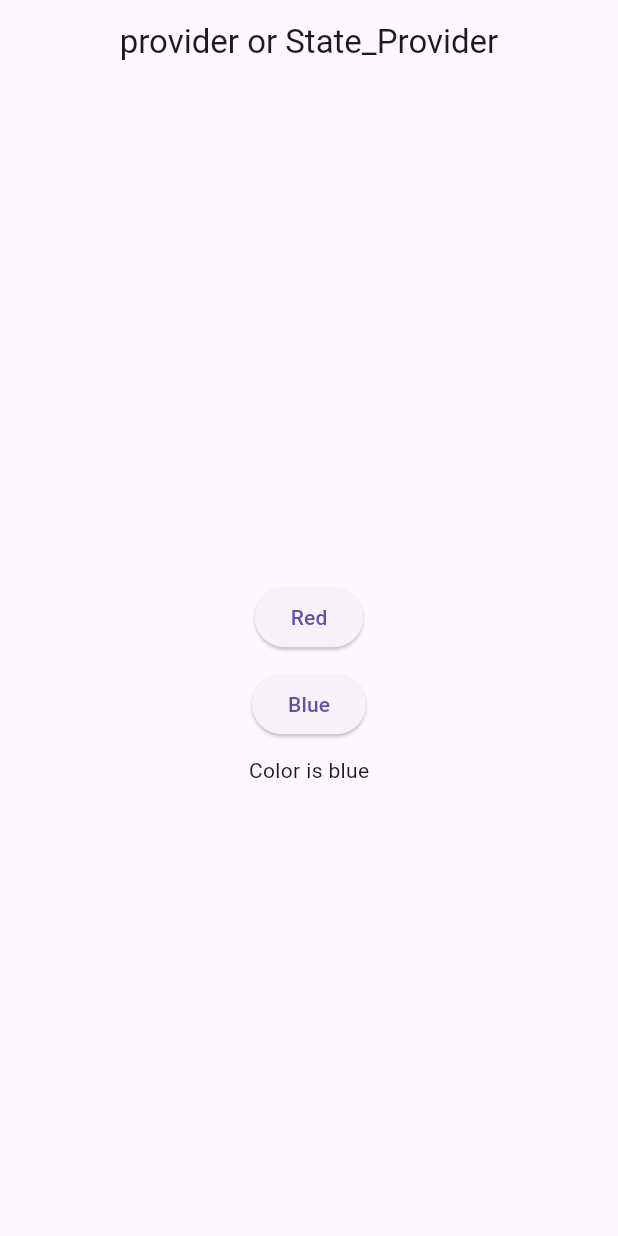
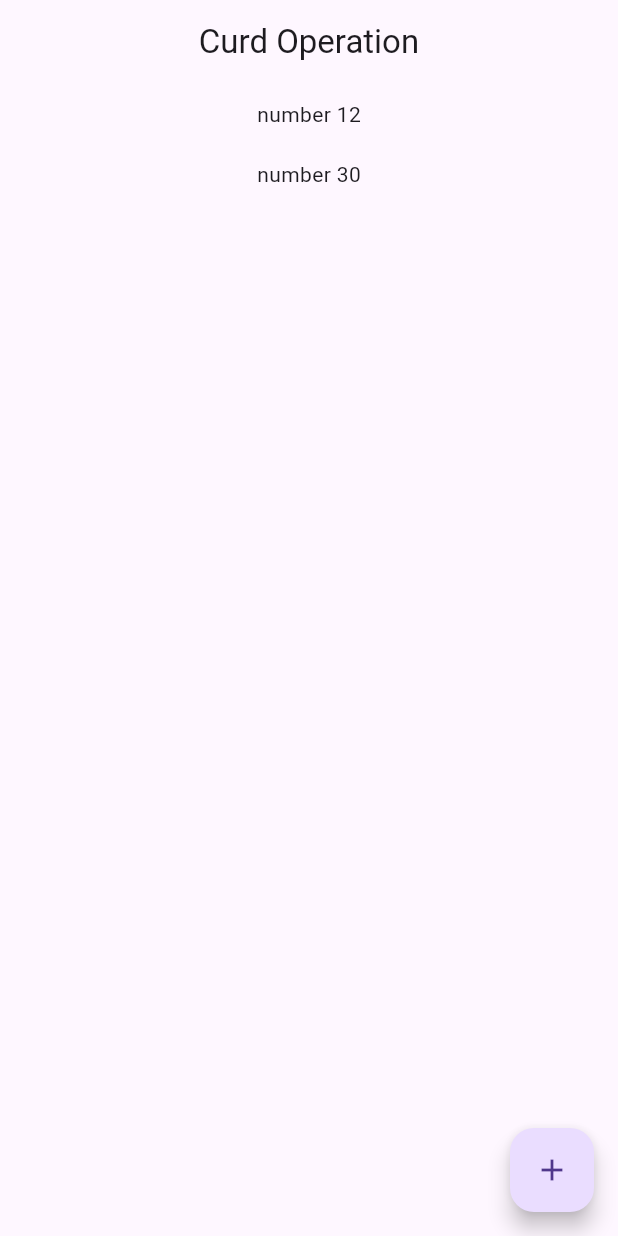
Before and after one commit to sabin79/Riverpod, a Flutter app: the screen it shows after launch, on a phone screen of 412 x 824 dp. Run offline on Flutter 3.47's test engine with Material 3 defaults, Android fonts, the phone set to English and light mode, and no system bars; our stand-ins replace flutter_riverpod, riverpod.

Commit message:
CRUD operation using riverpod

```diff
--- /dev/null
+++ b/lib/crud_opertaion/curd_homepage.dart
@@ -0,0 +1,79 @@
+import 'dart:math';
+
+import 'package:flutter/material.dart';
+import 'package:flutter_riverpod/flutter_riverpod.dart';
+
+final numbersProvider =
+    StateNotifierProvider<NumberNotifier, List<String>>((ref) {
+  return NumberNotifier();
+});
+
+class NumberNotifier
+    extends StateNotifier /* stateprovider simple type bool int String StateNotifier  is used for complex type of object ListString ,list of map */ <
+        List<String>> {
+  NumberNotifier() : super(['number 12', 'number 30']);
+
+  void add(String number) {
+    state = [...state, number];
+  }
+
+  void remove(String number) {
+    state = [...state.where((element) => element != number)];
+  }
+
+  void update(String number, String updatedNumber) {
+    final updatedList = <String>[];
+    for (var i = 0; i < state.length; i++) {
+      if (state[i] == number) {
+        updatedList.add(updatedNumber);
+      } else {
+        updatedList.add(state[i]);
+      }
+    }
+    state = updatedList;
+  }
+}
+
+class CurdHomePage extends ConsumerWidget {
+  const CurdHomePage({super.key});
+
+  @override
+  Widget build(BuildContext context, WidgetRef ref) {
+    final numbers = ref.watch(numbersProvider);
+
+    return Scaffold(
+      appBar: AppBar(
+        centerTitle: true,
+        title: const Text("Curd Operation"),
+      ),
+      floatingActionButton: FloatingActionButton(
+        onPressed: () {
+          ref
+              .read(numbersProvider.notifier)
+              .add('number ${Random().nextInt(100)}');
+        },
+        child: const Icon(Icons.add),
+      ),
+      body: Center(
+        child: Column(
+          children: numbers
+              .map((e) => GestureDetector(
+                    onLongPress: () {
+                      ref
+                          .read(numbersProvider.notifier)
+                          .update(e, '$e ${Random().nextInt(1000)}');
+                    },
+                    onTap: () {
+                      ref.read(numbersProvider.notifier).remove(e);
+                    },
+                    child: Padding(
+                      padding: const EdgeInsets.all(10.0),
+                      child: Text(e),
+                    ),
+                  ))
+              .toList(),
+        ),
+      ),
+    );
+  }
+}
--- a/lib/main.dart
+++ b/lib/main.dart
@@ -1,4 +1,5 @@
 import 'package:flutter/material.dart';
+import 'package:interntrial/crud_opertaion/curd_homepage.dart';
 import 'package:interntrial/http_eg/home/my_home_page.dart';
 import 'package:interntrial/provider_state_provider/pro_homepage.dart';
 import 'package:riverpod/riverpod.dart';
@@ -17,7 +18,7 @@
     return const MaterialApp(
       debugShowCheckedModeBanner: false,
       title: 'Intern Day 1 ',
-      home: ProHomePage(),
+      home: CurdHomePage(),
     );
   }
 }
```
